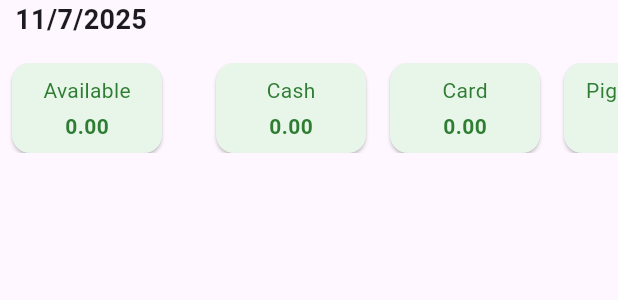
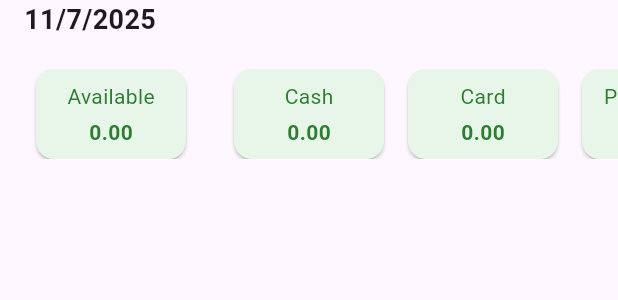
Before and after one commit to vukbundalo/platrare, a Flutter app: the DayGroup widget shown alone on an empty page, opened directly with empty values, on a phone screen of 412 x 824 dp. Shown: the top 300 px of the screen. Run offline on Flutter 3.47's test engine with Material 3 defaults, Android fonts, the phone set to English and light mode, and no system bars.

Commit message:
Fixed plan overview account calculator

```diff
--- a/lib/screens/plan/plan_screen.dart
+++ b/lib/screens/plan/plan_screen.dart
@@ -126,7 +126,6 @@ class PlanScreenState extends State<PlanScreen> {
             DayGroup(
               day: entry.key,
               items: entry.value,
-              allOccurrences: entry.value, // one-offs only
               onEdit: _edit,
               onRealize: _realize,
             ),
--- a/lib/utils/balance_calculator.dart
+++ b/lib/utils/balance_calculator.dart
@@ -6,28 +6,31 @@ Map<Account, double> computeProjectedBalances(
   List<TransactionItem> planned,
   DateTime upToDate,
 ) {
-  // 1) Start from “today” balances
-  final proj = <Account, double>{for (var a in accounts) a: a.balance};
+  // 1) Begin with current balances
+  final proj = { for (var a in accounts) a: a.balance };
 
-  // 2) Apply **all** planned tx whose date ≤ upToDate
+  // 2) Sort by date so oldest first
+  planned.sort((a, b) => a.date.compareTo(b.date));
+
   for (var tx in planned) {
-    final day = DateTime(tx.date.year, tx.date.month, tx.date.day);
-    if (day.isAfter(upToDate)) continue;
+    final txDay = DateTime(tx.date.year, tx.date.month, tx.date.day);
+    if (txDay.isAfter(upToDate)) continue;
 
     switch (tx.type) {
-      case TransactionType.transfer:
-      case TransactionType.partnerTransfer:
-        // debit the `from`
-        if (tx.fromAccount != null) {
-          proj[tx.fromAccount!] = (proj[tx.fromAccount!] ?? 0) - tx.amount;
-        }
-        // credit the `to`
+      case TransactionType.expense:
+      case TransactionType.income:
+        // single‐account adjustment
         proj[tx.toAccount] = (proj[tx.toAccount] ?? 0) + tx.amount;
         break;
 
-      case TransactionType.expense:
-      case TransactionType.income:
-        // single‐account adjustment
+      case TransactionType.transfer:
+      case TransactionType.partnerTransfer:
+        // subtract from “fromAccount”
+        if (tx.fromAccount != null) {
+          proj[tx.fromAccount!] =
+              (proj[tx.fromAccount!] ?? 0) - tx.amount;
+        }
+        // add to “toAccount”
         proj[tx.toAccount] = (proj[tx.toAccount] ?? 0) + tx.amount;
         break;
     }
--- a/lib/widgets/day_group.dart
+++ b/lib/widgets/day_group.dart
@@ -2,6 +2,7 @@
 
 import 'package:flutter/material.dart';
 import 'package:platrare/data/dummy_accounts.dart';
+import 'package:platrare/data/dummy_planned.dart';
 import 'package:platrare/models/account.dart';
 import 'package:platrare/models/transaction_item.dart';
 import 'package:platrare/utils/balance_calculator.dart';
@@ -9,12 +10,11 @@ import 'package:platrare/widgets/transaction_accounts_summary_card.dart';
 import 'package:platrare/widgets/account_balance_card.dart';
 
 /// Renders one calendar‐day’s worth of planned transactions,
-/// including its date header, the list of cards (now swipeable
-/// even for future-dated items), and the horizontal balances ribbon.
+/// including its date header, the list of cards (swipe→realize),
+/// and a ribbon showing projected balances as of that day.
 class DayGroup extends StatelessWidget {
   final DateTime day;
   final List<TransactionItem> items;
-  final List<TransactionItem> allOccurrences;
   final Future<void> Function(TransactionItem) onEdit;
   final Future<void> Function(TransactionItem) onRealize;
 
@@ -22,22 +22,23 @@ class DayGroup extends StatelessWidget {
     Key? key,
     required this.day,
     required this.items,
-    required this.allOccurrences,
     required this.onEdit,
     required this.onRealize,
   }) : super(key: key);
 
   @override
   Widget build(BuildContext context) {
-    // 1) Compute projected balances up to this day
-    final proj = computeProjectedBalances(dummyAccounts, allOccurrences, day);
+    // Compute projected balances using *all* one‐off plans up to this day:
+    final proj = computeProjectedBalances(dummyAccounts, dummyPlanned, day);
 
+    // sum of all personal & included‐in‐total accounts
     final avail = proj.entries
         .where(
           (e) => e.key.type == AccountType.personal && e.key.includeInBalance,
         )
         .fold(0.0, (sum, e) => sum + e.value);
 
+    // sum of all personal accounts (liquid)
     final liquid = proj.entries
         .where((e) => e.key.type == AccountType.personal)
         .fold(0.0, (sum, e) => sum + e.value);
@@ -45,37 +46,23 @@ class DayGroup extends StatelessWidget {
     final personalBalances =
         dummyAccounts
             .where((a) => a.type == AccountType.personal)
-            .map(
-              (a) => Account(
-                name: a.name,
-                type: a.type,
-                balance: proj[a]!,
-                includeInBalance: a.includeInBalance,
-              ),
-            )
+            .map((a) => a.copyWith(balance: proj[a]!))
             .toList();
 
     final partnerBalances =
         dummyAccounts
             .where((a) => a.type == AccountType.partner)
-            .map(
-              (a) => Account(
-                name: a.name,
-                type: a.type,
-                balance: proj[a]!,
-                includeInBalance: a.includeInBalance,
-              ),
-            )
+            .map((a) => a.copyWith(balance: proj[a]!))
             .toList();
 
     return Padding(
-      padding: const EdgeInsets.only(bottom: 60.0),
+      padding: const EdgeInsets.only(bottom: 60),
       child: Column(
         crossAxisAlignment: CrossAxisAlignment.start,
         children: [
           // — Date header —
           Padding(
-            padding: const EdgeInsets.symmetric(horizontal: 10),
+            padding: const EdgeInsets.symmetric(horizontal: 16),
             child: Text(
               '${day.day}/${day.month}/${day.year}',
               style: const TextStyle(fontSize: 18, fontWeight: FontWeight.bold),
@@ -84,19 +71,8 @@ class DayGroup extends StatelessWidget {
 
           const SizedBox(height: 8),
 
-          // — Transaction cards — all swipeable now
+          // — Transaction cards (swipe→realize) —
           ...items.map((tx) {
-            final card = Card(
-              margin: const EdgeInsets.symmetric(horizontal: 16, vertical: 4),
-              child: ListTile(
-                leading: tx.displayIcon,
-                title: Text(tx.displayTitle),
-                subtitle: Text(tx.displaySubtitle),
-                trailing: Text(tx.amount.toStringAsFixed(2)),
-                onTap: () async => await onEdit(tx),
-              ),
-            );
-
             return Dismissible(
               key: ValueKey(tx.id),
               direction: DismissDirection.startToEnd,
@@ -106,29 +82,37 @@ class DayGroup extends StatelessWidget {
                 padding: const EdgeInsets.only(left: 16),
                 child: const Icon(Icons.check, color: Colors.white),
               ),
-              onDismissed: (_) async {
-                await onRealize(tx);
-              },
-              child: card,
+              onDismissed: (_) => onRealize(tx),
+              child: Card(
+                margin: const EdgeInsets.symmetric(horizontal: 16, vertical: 4),
+                child: ListTile(
+                  leading: tx.displayIcon,
+                  title: Text(tx.displayTitle),
+                  subtitle: Text(tx.displaySubtitle),
+                  trailing: Text(tx.amount.toStringAsFixed(2)),
+                  onTap: () => onEdit(tx),
+                ),
+              ),
             );
           }),
 
-          const SizedBox(height: 8),
+          const SizedBox(height: 12),
 
           // — Horizontal balances ribbon —
           SizedBox(
             height: 60,
             child: ListView(
               scrollDirection: Axis.horizontal,
+              padding: const EdgeInsets.symmetric(horizontal: 16),
               children: [
                 TransactionAccountsSummaryCard(
                   label: 'Available',
                   value: avail,
                 ),
-                const SizedBox(width: 20),
+                const SizedBox(width: 16),
                 ...personalBalances.map((a) => AccountBalanceCard(account: a)),
                 TransactionAccountsSummaryCard(label: 'Liquid', value: liquid),
-                const SizedBox(width: 20),
+                const SizedBox(width: 16),
                 ...partnerBalances.map((a) => AccountBalanceCard(account: a)),
               ],
             ),
```
